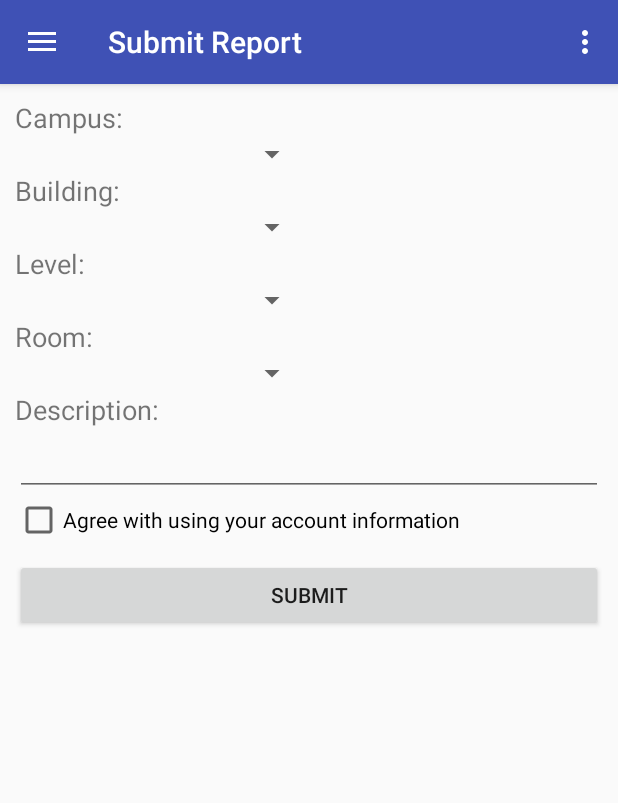
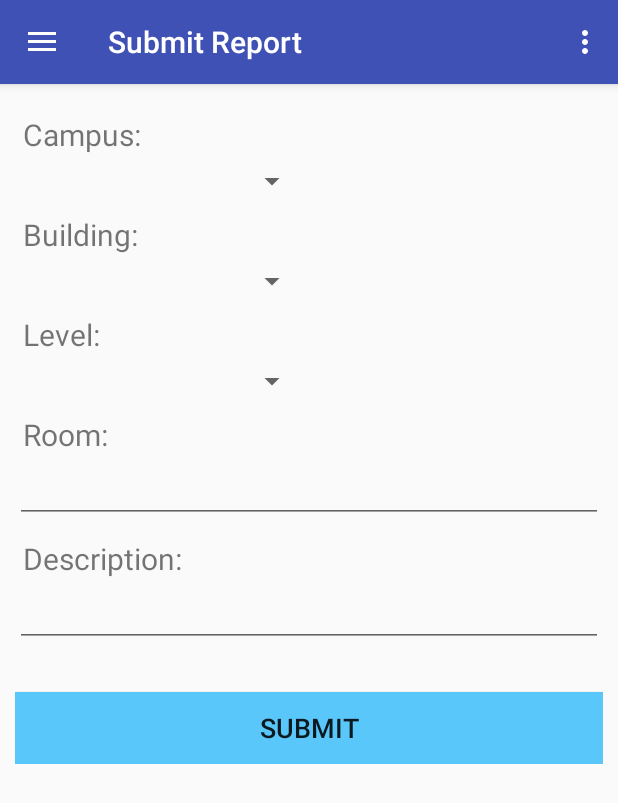
Before and after one commit to mengfanlin/H2OConserve, an Android app: the screen it shows after launch (MainActivity), after a tap on an icon or button, on a phone screen of 412 x 824 dp. Shown: the top 803 px of the screen. Run offline under Robolectric (Android 15) with nearby library versions, the phone set to English and light mode, and no system bars.

Commit message:
latest version

```diff
--- a/app/src/main/java/com/example/mengfanlin/h2oreserve/fragments/SupplyReportFragment.java
+++ b/app/src/main/java/com/example/mengfanlin/h2oreserve/fragments/SupplyReportFragment.java
@@ -14,8 +14,10 @@ import android.support.v7.app.AppCompatActivity;
 import android.text.TextUtils;
 import android.util.Log;
 import android.view.LayoutInflater;
+import android.view.MotionEvent;
 import android.view.View;
 import android.view.ViewGroup;
+import android.view.inputmethod.InputMethodManager;
 import android.widget.Button;
 import android.widget.CheckBox;
 import android.widget.EditText;
@@ -28,6 +30,8 @@ import com.example.mengfanlin.h2oreserve.activities.MainActivity;
 import com.example.mengfanlin.h2oreserve.entities.Report;
 import com.example.mengfanlin.h2oreserve.services.RestClient;
 
+import org.w3c.dom.Text;
+
 import java.util.Calendar;
 
 /**
@@ -37,10 +41,10 @@ import java.util.Calendar;
 public class SupplyReportFragment extends Fragment implements View.OnClickListener{
 
     private View viewMain;
-    private Spinner spinnerCampus, spinnerBuilding, spinnerLevel, spinnerRoom;
+    private Spinner spinnerCampus, spinnerBuilding, spinnerLevel;
     private Button buttonSubmit;
-    private CheckBox checkBox;
-    private EditText editTextDescription;
+    //private CheckBox checkBox;
+    private EditText editTextDescription, editTextRoom;
 
 
 
@@ -54,16 +58,27 @@ public class SupplyReportFragment extends Fragment implements View.OnClickListen
         spinnerCampus = (Spinner) viewMain.findViewById(R.id.spinner_campus);
         spinnerBuilding = (Spinner) viewMain.findViewById(R.id.spinner_building);
         spinnerLevel = (Spinner) viewMain.findViewById(R.id.spinner_level);
-        spinnerRoom = (Spinner) viewMain.findViewById(R.id.spinner_room);
+        editTextRoom = (EditText) viewMain.findViewById(R.id.editText_room);
 
         //EditText
         editTextDescription = (EditText) viewMain.findViewById(R.id.editText_description);
         //CheckBox
-        checkBox = (CheckBox) viewMain.findViewById(R.id.checkBox);
+        //checkBox = (CheckBox) viewMain.findViewById(R.id.checkBox);
         //Button
         buttonSubmit = (Button) viewMain.findViewById(R.id.button_submit);
         //Set listener on button submit
         buttonSubmit.setOnClickListener(this);
+
+        View view = getActivity().getCurrentFocus();
+        try {
+            if (view != null) {
+                InputMethodManager imm = (InputMethodManager) getActivity().getSystemService(Context.INPUT_METHOD_SERVICE);
+                imm.hideSoftInputFromWindow(view.getWindowToken(), 0);
+            }
+        } catch (Exception e) {
+            e.printStackTrace();
+        }
+
         return viewMain;
     }
 
@@ -78,14 +93,15 @@ public class SupplyReportFragment extends Fragment implements View.OnClickListen
         String campus = spinnerCampus.getSelectedItem().toString();
         String building = spinnerBuilding.getSelectedItem().toString();
         String level = spinnerLevel.getSelectedItem().toString();
-        String room = spinnerRoom.getSelectedItem().toString();
+        String room = editTextRoom.getText().toString().trim();
         String description = editTextDescription.getText().toString().trim();
         // Reset errors
         ((TextView) spinnerCampus.getSelectedView()).setError(null);
         ((TextView) spinnerBuilding.getSelectedView()).setError(null);
         ((TextView) spinnerLevel.getSelectedView()).setError(null);
-        ((TextView) spinnerRoom.getSelectedView()).setError(null);
-        checkBox.setError(null);
+        editTextRoom.setError(null);
+        editTextDescription.setError(null);
+        //checkBox.setError(null);
         buttonSubmit.setError(null);
 
         //Validation
@@ -96,6 +112,11 @@ public class SupplyReportFragment extends Fragment implements View.OnClickListen
         if (TextUtils.isEmpty(description)) {
             editTextDescription.setError("This field is required!");
             focusView = editTextDescription;
+            cancel = true;
+        }
+        if (TextUtils.isEmpty(description)) {
+            editTextRoom.setError("This field is required!");
+            focusView = editTextRoom;
             cancel = true;
         }
 
@@ -117,12 +138,6 @@ public class SupplyReportFragment extends Fragment implements View.OnClickListen
             focusView = spinnerLevel;
             cancel = true;
         }
-        // Check for a spinner
-        if (spinnerRoom.getSelectedItem().toString().trim().equals("")) {
-            ((TextView)spinnerRoom.getSelectedView()).setError("This field is required!");
-            focusView = spinnerRoom;
-            cancel = true;
-        }
 
         if (cancel) {
             // There was an error; don't attempt submitting report and focus the first form field with an error
@@ -134,12 +149,9 @@ public class SupplyReportFragment extends Fragment implements View.OnClickListen
             report.setLevel(level);
             report.setRoom(room);
             report.setDescription(description);
-            report.setDate(Calendar.getInstance().getTime());
-            report.setUser("mfl333124@gmail.com");
-            Log.e("CreatedReport", report.toString());
+            Log.e("Set values to report", report.toString());
 
             new AsyncTask<Report, Void, String>(){
-
                 @Override
                 protected String doInBackground(Report...params) {
                     String message = RestClient.addReport(params[0]);
--- a/app/src/main/res/layout/adapter_report.xml
+++ b/app/src/main/res/layout/adapter_report.xml
@@ -6,7 +6,7 @@
         <LinearLayout
             android:layout_width="match_parent"
             android:layout_height="wrap_content"
-        android:padding="8dp"
+            android:padding="20dp"
             android:orientation="vertical">
 
             <TextView
@@ -17,7 +17,8 @@
                 android:text="{Building} {H} {238}"
                 android:layout_marginEnd="5dp"
                 android:layout_marginRight="5dp"
-            android:textSize="18dp"/>
+                android:textSize="18dp"
+                android:layout_marginBottom="10dp"/>
             <TextView
                 android:id="@+id/textView_date"
                 android:text="{Submitted date}"
@@ -25,7 +26,6 @@
                 android:textStyle="bold"
                 android:layout_width="wrap_content"
                 android:layout_height="wrap_content" />
-
         </LinearLayout>
 
 </LinearLayout>
--- a/app/src/main/res/layout/fragment_check_report.xml
+++ b/app/src/main/res/layout/fragment_check_report.xml
@@ -5,6 +5,8 @@
     <ListView
         android:id="@+id/listView_check_report"
         android:layout_width="match_parent"
-        android:layout_height="wrap_content" />
+        android:layout_height="wrap_content"
+        android:paddingLeft="10dp"
+        android:paddingRight="10dp"/>
 
 </LinearLayout>
--- a/app/src/main/res/layout/fragment_main.xml
+++ b/app/src/main/res/layout/fragment_main.xml
@@ -19,6 +19,7 @@
             android:layout_height="wrap_content"
             android:orientation="horizontal"
             android:layout_weight="1">
+
             <ImageButton
                 android:id="@+id/imageButton_submit"
                 android:layout_width="wrap_content"
--- a/app/src/main/res/layout/fragment_supply_report.xml
+++ b/app/src/main/res/layout/fragment_supply_report.xml
@@ -13,24 +13,30 @@
             android:layout_width="match_parent"
             android:layout_height="wrap_content"
             android:orientation="vertical"
-            android:padding="10dp">
+            android:padding="10dp"
+            android:layout_marginTop="10dp">
+
             <TextView
                 android:layout_width="wrap_content"
                 android:layout_height="wrap_content"
                 android:text="@string/campus"
-                android:textSize="18sp" />
-
+                android:textSize="20sp"
+                android:paddingLeft="5dp"
+                />
             <Spinner
                 android:id="@+id/spinner_campus"
                 android:layout_width="195dp"
                 android:layout_height="wrap_content"
                 android:textAlignment="center"
-                android:entries="@array/campus_array"/>
+                android:entries="@array/campus_array"
+                android:layout_marginTop="5dp"/>
             <TextView
                 android:layout_width="wrap_content"
                 android:layout_height="wrap_content"
                 android:text="@string/building"
-                android:textSize="18sp" />
+                android:textSize="20sp"
+                android:layout_marginTop="10dp"
+                android:paddingLeft="5dp"/>
 
             <Spinner
                 android:id="@+id/spinner_building"
@@ -38,36 +44,55 @@
                 android:layout_height="wrap_content"
                 android:textAlignment="center"
                 android:entries="@array/building_array"
+                android:layout_marginTop="5dp"
                 />
             <TextView
                 android:layout_width="wrap_content"
                 android:layout_height="wrap_content"
                 android:text="@string/level"
-                android:textSize="18sp" />
-
+                android:textSize="20sp"
+                android:layout_marginTop="10dp"
+                android:paddingLeft="5dp"/>
             <Spinner
                 android:id="@+id/spinner_level"
                 android:layout_width="195dp"
                 android:layout_height="wrap_content"
                 android:textAlignment="center"
-                android:entries="@array/level_array"/>
+                android:entries="@array/level_array"
+                android:layout_marginTop="5dp"/>
             <TextView
                 android:layout_width="wrap_content"
                 android:layout_height="wrap_content"
                 android:text="@string/room"
-                android:textSize="18sp" />
+                android:textSize="20sp"
+                android:layout_marginTop="10dp"
+                android:paddingLeft="5dp"
+                />
 
-            <Spinner
-                android:id="@+id/spinner_room"
-                android:layout_width="195dp"
+            <!--<android.support.design.widget.TextInputLayout-->
+                <!--android:layout_width="match_parent"-->
+                <!--android:layout_height="wrap_content">-->
+
+                <!--<android.support.design.widget.TextInputEditText-->
+                    <!--android:layout_width="match_parent"-->
+                    <!--android:layout_height="wrap_content"-->
+                    <!--android:hint="Building"/>-->
+
+            <!--</android.support.design.widget.TextInputLayout>-->
+
+            <EditText
+                android:id="@+id/editText_room"
+                android:layout_width="match_parent"
                 android:layout_height="wrap_content"
-                android:textAlignment="center"
-                android:entries="@array/room_array"/>
+                />
+
             <TextView
                 android:layout_width="wrap_content"
                 android:layout_height="wrap_content"
                 android:text="Description:"
-                android:textSize="18sp" />
+                android:textSize="20sp"
+                android:paddingLeft="5dp"
+                android:layout_marginTop="10dp"/>
 
             <EditText
                 android:id="@+id/editText_description"
@@ -75,18 +100,20 @@
                 android:layout_height="wrap_content"
                 />
 
-            <CheckBox
-                android:id="@+id/checkBox"
-                android:layout_width="match_parent"
-                android:layout_height="wrap_content"
-                android:text="@string/checkBox" />
+            <!--<CheckBox-->
+                <!--android:id="@+id/checkBox"-->
+                <!--android:layout_width="match_parent"-->
+                <!--android:layout_height="wrap_content"-->
+                <!--android:text="@string/checkBox" />-->
 
             <Button
                 android:id="@+id/button_submit"
                 android:layout_width="match_parent"
                 android:layout_height="wrap_content"
                 android:text="Submit"
-                android:layout_marginTop="10dp"/>
+                android:textSize="18dp"
+                android:layout_marginTop="30dp"
+                android:background="#5ac7fa"/>
         </LinearLayout>
     </ScrollView>
 </LinearLayout>
```
Also changed, not shown: app/src/main/java/com/example/mengfanlin/h2oreserve/activities/ModifyReportActivity.java (+18 -13 lines), app/src/main/java/com/example/mengfanlin/h2oreserve/entities/Report.java (+23 -13 lines), app/src/main/java/com/example/mengfanlin/h2oreserve/fragments/CheckReportFragment.java (+16 -2 lines), app/src/main/java/com/example/mengfanlin/h2oreserve/services/RestClient.java (+37 -9 lines). Lines whose indentation alone changed are shown as unchanged.
